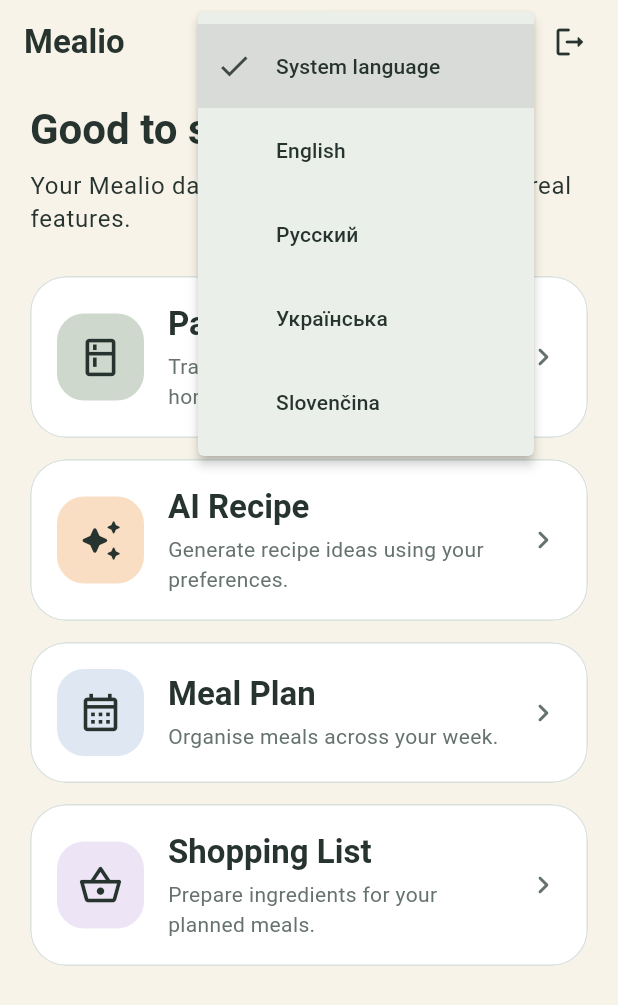
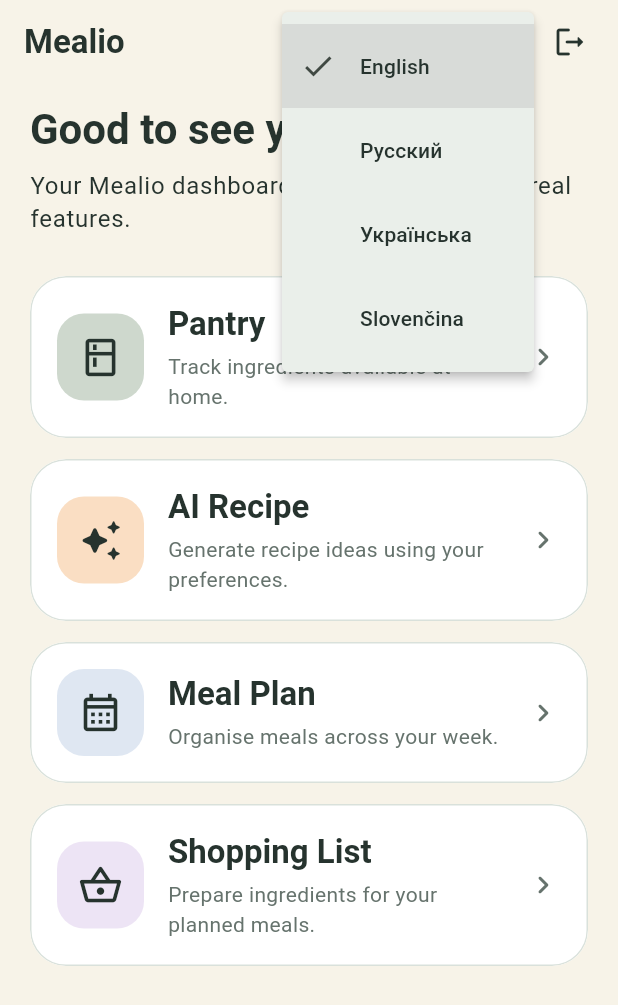
Before and after one commit to Pavel404-dev/Mealio, a Flutter app: the HomeScreen screen opened by its route, after a tap on the "language" icon, on a phone screen of 412 x 824 dp. Shown: the top 1005 px of the screen. Run offline on Flutter 3.47's test engine with Material 3 defaults, Android fonts, the phone set to English and light mode, and no system bars; our stand-ins replace dio, flutter_riverpod, flutter_secure_storage, go_router; accounts and stored records are empty; generated files the repository leaves out were written again.

Commit message:
fix(frontend): simplify language selection menu

```diff
--- a/frontend/lib/core/localization/language_button.dart
+++ b/frontend/lib/core/localization/language_button.dart
@@ -9,18 +9,13 @@
 
   @override
   Widget build(BuildContext context, WidgetRef ref) {
-    final locale = ref.watch(localeControllerProvider);
+    final selectedLanguageCode = Localizations.localeOf(context).languageCode;
     return PopupMenuButton<String>(
       key: const Key('language-button'),
       tooltip: context.l10n.language,
-      initialValue: locale?.languageCode ?? 'system',
+      initialValue: selectedLanguageCode,
       icon: const Icon(Icons.language),
       itemBuilder: (context) => [
-        CheckedPopupMenuItem(
-          value: 'system',
-          checked: locale == null,
-          child: Text(context.l10n.systemLanguage),
-        ),
         for (final entry in {
           'en': context.l10n.languageEnglish,
           'ru': context.l10n.languageRussian,
@@ -29,14 +24,14 @@
         }.entries)
           CheckedPopupMenuItem(
             value: entry.key,
-            checked: locale?.languageCode == entry.key,
+            checked: selectedLanguageCode == entry.key,
             child: Text(entry.value),
           ),
       ],
       onSelected: (code) async {
         final saved = await ref
             .read(localeControllerProvider.notifier)
-            .setLocale(code == 'system' ? null : Locale(code));
+            .setLocale(Locale(code));
         if (!saved && context.mounted) {
           ScaffoldMessenger.of(context).showSnackBar(
             SnackBar(
--- a/frontend/lib/l10n/app_en.arb
+++ b/frontend/lib/l10n/app_en.arb
@@ -511,10 +511,6 @@
   "@language": {
     "description": "language"
   },
-  "systemLanguage": "System language",
-  "@systemLanguage": {
-    "description": "systemLanguage"
-  },
   "languageSaveFailed": "Language changed for this session, but could not be saved. Please try again.",
   "@languageSaveFailed": {
     "description": "languageSaveFailed"
--- a/frontend/lib/l10n/app_ru.arb
+++ b/frontend/lib/l10n/app_ru.arb
@@ -511,10 +511,6 @@
   "@language": {
     "description": "language"
   },
-  "systemLanguage": "Язык системы",
-  "@systemLanguage": {
-    "description": "systemLanguage"
-  },
   "languageSaveFailed": "Язык изменён на этот запуск, но сохранить настройку не удалось. Попробуйте снова.",
   "@languageSaveFailed": {
     "description": "languageSaveFailed"
--- a/frontend/lib/l10n/app_sk.arb
+++ b/frontend/lib/l10n/app_sk.arb
@@ -511,10 +511,6 @@
   "@language": {
     "description": "language"
   },
-  "systemLanguage": "Jazyk systému",
-  "@systemLanguage": {
-    "description": "systemLanguage"
-  },
   "languageSaveFailed": "Jazyk bol zmenený pre toto spustenie, ale nepodarilo sa ho uložiť. Skúste to znova.",
   "@languageSaveFailed": {
     "description": "languageSaveFailed"
--- a/frontend/lib/l10n/app_uk.arb
+++ b/frontend/lib/l10n/app_uk.arb
@@ -511,10 +511,6 @@
   "@language": {
     "description": "language"
   },
-  "systemLanguage": "Мова системи",
-  "@systemLanguage": {
-    "description": "systemLanguage"
-  },
   "languageSaveFailed": "Мову змінено на цей запуск, але зберегти налаштування не вдалося. Спробуйте знову.",
   "@languageSaveFailed": {
     "description": "languageSaveFailed"
```
Also changed, not shown: 2 other files.
